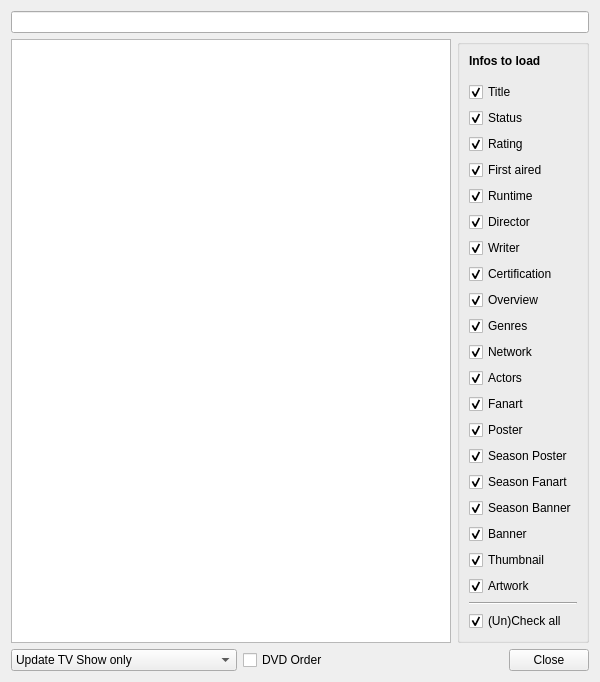
Qt form tvShows/TvShowSearch.ui (Komet/MediaElch) before a commit.
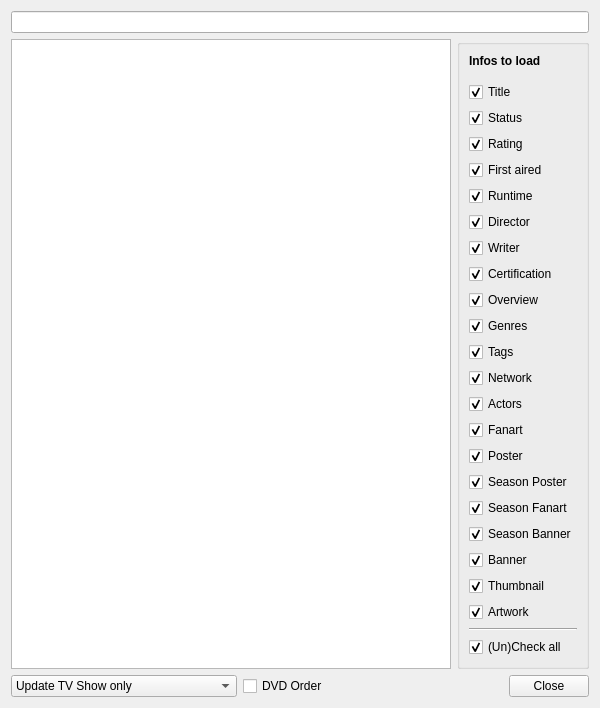
The same form after that commit. Icons and pictures are not drawn. Custom widgets are drawn as their Qt base class.

```diff
--- a/tvShows/TvShowSearch.ui
+++ b/tvShows/TvShowSearch.ui
@@ -203,6 +203,16 @@
             </property>
            </widget>
           </item>
+          <item>
+           <widget class="MyCheckBox" name="chkTags">
+            <property name="text">
+             <string>Tags</string>
+            </property>
+            <property name="checked">
+             <bool>true</bool>
+            </property>
+           </widget>
+          </item>
           <item>
            <widget class="MyCheckBox" name="chkNetwork">
             <property name="text">
```
